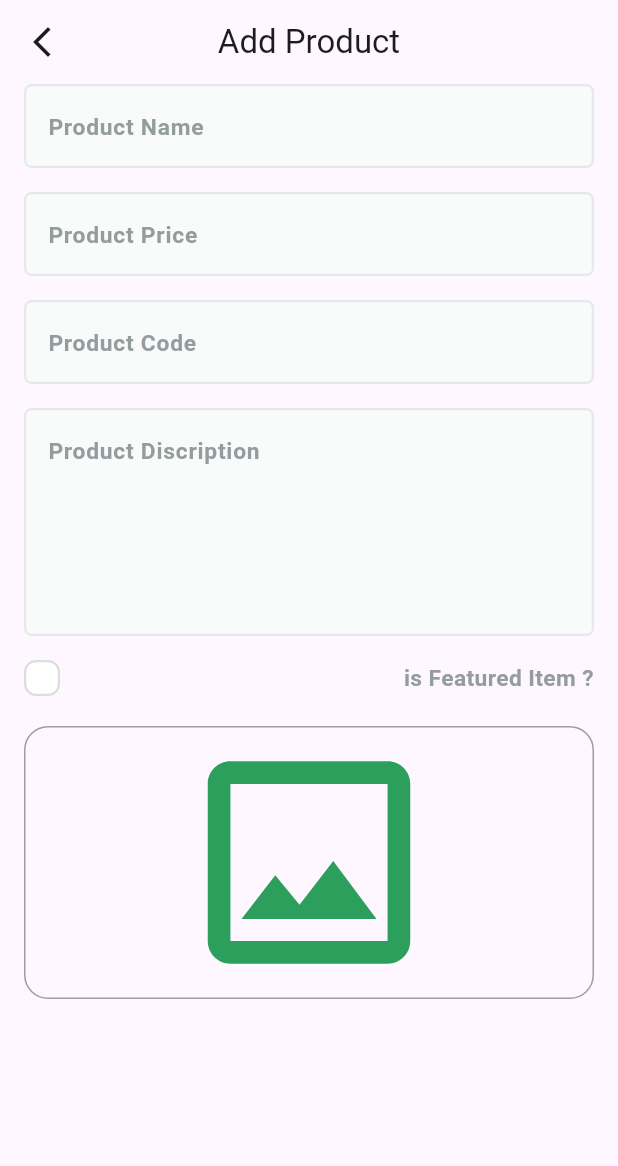
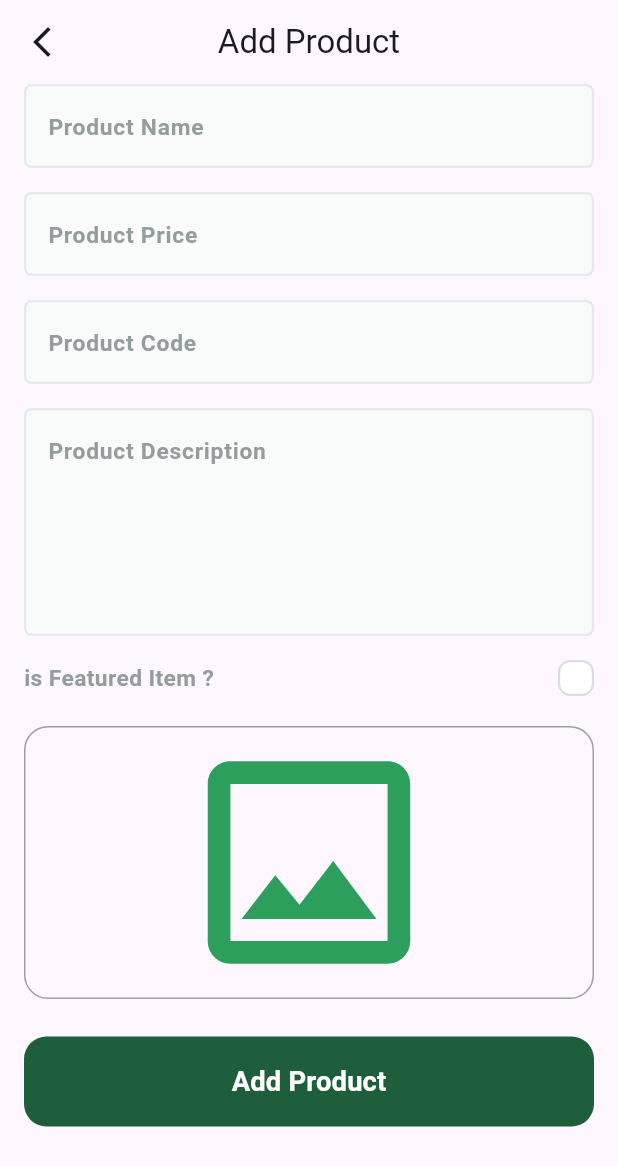
Before and after one commit to Ehabhanna1/Fruits-HuB-DashBoard, a Flutter app: the AddProductView screen opened by its route, on a phone screen of 412 x 824 dp. Shown: the top 1166 px of the screen. Run offline on Flutter 3.47's test engine with Material 3 defaults, Android fonts, the phone set to English and light mode, and no system bars; drawn by our look-alikes of skeletonizer; our stand-ins replace firebase_core, flutter_screenutil, image_picker; accounts and stored records are empty.

Commit message:
create add product entity

```diff
--- /dev/null
+++ b/lib/features/add_product/domain/entities/add_product_input_entity.dart
@@ -0,0 +1,21 @@
+import 'dart:io';
+
+class AddProductInputEntity {
+  final String productName;
+  final num price;
+  final String code;
+  final String description;
+  final bool isFeatured;
+  final File image;
+  final String? imageUrl;
+
+  AddProductInputEntity( {
+    required this.productName,
+    required this.price,
+    required this.code,
+    required this.description,
+    required this.isFeatured,
+    required this.image,
+    this.imageUrl,
+  });
+}
--- a/lib/features/add_product/presentation/view/widgets/add_product_view_body.dart
+++ b/lib/features/add_product/presentation/view/widgets/add_product_view_body.dart
@@ -1,6 +1,9 @@
+import 'dart:io';
+
 import 'package:flutter/material.dart';
+import 'package:fruits_hub_dashboard/core/widgets/custom_buttom.dart';
 import 'package:fruits_hub_dashboard/core/widgets/custom_text_form_field.dart';
-import 'package:fruits_hub_dashboard/features/add_product/presentation/view/widgets/custom_check_box.dart';
+import 'package:fruits_hub_dashboard/features/add_product/domain/entities/add_product_input_entity.dart';
 import 'package:fruits_hub_dashboard/features/add_product/presentation/view/widgets/image_field.dart';
 import 'package:fruits_hub_dashboard/features/add_product/presentation/view/widgets/is_featured_check_box.dart';
 
@@ -14,6 +17,14 @@ class AddProductViewBody extends StatefulWidget {
 class _AddProductViewBodyState extends State<AddProductViewBody> {
   final GlobalKey<FormState> formKey = GlobalKey<FormState>();
   AutovalidateMode autovalidateMode = AutovalidateMode.disabled;
+
+ late String name , code, description;
+ late num price;
+  bool isFeatured = false;
+  File? image;
+
+
+
   @override
   Widget build(BuildContext context) {
     return SingleChildScrollView(
@@ -24,23 +35,74 @@ class _AddProductViewBodyState extends State<AddProductViewBody> {
           autovalidateMode: autovalidateMode,
           child: Column(
             children: [
-              CustomTextFormField(hintText: 'Product Name', keyboardType: TextInputType.text),
+              CustomTextFormField(
+
+                onSaved: (value){
+                  name = value!;
+                },
+                hintText: 'Product Name', keyboardType: TextInputType.text),
               SizedBox(height: 16,),
 
-              CustomTextFormField(hintText: 'Product Price', keyboardType: TextInputType.number),
+              CustomTextFormField(
+                onSaved: (value){
+                  price = num.parse(value!);
+                },
+                hintText: 'Product Price', keyboardType: TextInputType.number),
               SizedBox(height: 16,),
-              CustomTextFormField(hintText: 'Product Code', keyboardType: TextInputType.number),
+              CustomTextFormField(
+                onSaved: (value){
+                  code = value!.toLowerCase();
+                },
+                hintText: 'Product Code', keyboardType: TextInputType.number),
               SizedBox(height: 16,),
-              CustomTextFormField(hintText: 'Product Discription', keyboardType: TextInputType.text,maxLines: 5,),
+              CustomTextFormField(
+                onSaved: (value){
+                  description = value!;
+                },
+                hintText: 'Product Description', keyboardType: TextInputType.text,maxLines: 5,),
               SizedBox(height: 16,),
                  IsFeaturedCheckBox(
                 onChanged: (value){
-
+                isFeatured = value;
+               // setState(() {});
               },),
               SizedBox(height: 20,),
-              ImageField(onFileChanged: (image){
+              ImageField(
+                onFileChanged: (image){
+                image = image!;
+                setState(() {});
+              }),
 
-              }),
+              SizedBox(height: 25,),
+
+              CustomButton(
+                onPressed: (){
+                  if (image != null){
+                    if (formKey.currentState!.validate()) {
+                       formKey.currentState!.save();
+                       AddProductInputEntity input = AddProductInputEntity(
+                        productName: name,
+                        price: price,
+                        code: code,
+                        description: description,
+                        isFeatured: isFeatured,
+                        image: image!,
+                       );
+                    } else {
+                      autovalidateMode = AutovalidateMode.always;
+                      setState(() {});
+                    }
+
+
+
+                  }else{
+                    showError(context);
+                  }
+
+              },
+               text: 'Add Product'),
+
+              SizedBox(height: 32,),
 
 
 
@@ -52,4 +114,10 @@ class _AddProductViewBodyState extends State<AddProductViewBody> {
       ),
     );
   }
+
+  void showError(BuildContext context) {
+    ScaffoldMessenger.of(context).showSnackBar(
+      SnackBar(content: Text('Please add an image')),
+    );
+  }
 }
--- a/lib/features/add_product/presentation/view/widgets/is_featured_check_box.dart
+++ b/lib/features/add_product/presentation/view/widgets/is_featured_check_box.dart
@@ -23,6 +23,22 @@ class _IsFeaturedCheckBoxState extends State<IsFeaturedCheckBox> {
   Widget build(BuildContext context) {
     return Row(
       children: [
+
+         Text.rich(
+           TextSpan(
+             children: [
+               TextSpan(
+                 text: 'is Featured Item ?',
+                 style: TextStyles.semiBold15.copyWith(
+                   color: const Color(0xFF949D9E),
+                 ),
+               ),
+
+             ],
+           ),
+           textAlign: TextAlign.right,
+         ),
+        Spacer(),
         CustomCheckBox(
           onChecked: (value) {
            isTermsAccepted = value;
@@ -31,25 +47,8 @@ class _IsFeaturedCheckBoxState extends State<IsFeaturedCheckBox> {
           },
          isChecked: isTermsAccepted,
         ),
-        const SizedBox(
-          width: 16,
-        ),
-        Expanded(
-          child: Text.rich(
-            TextSpan(
-              children: [
-                TextSpan(
-                  text: 'is Featured Item ?',
-                  style: TextStyles.semiBold15.copyWith(
-                    color: const Color(0xFF949D9E),
-                  ),
-                ),
 
-              ],
-            ),
-            textAlign: TextAlign.right,
-          ),
-        )
+
       ],
     );
   }
```
